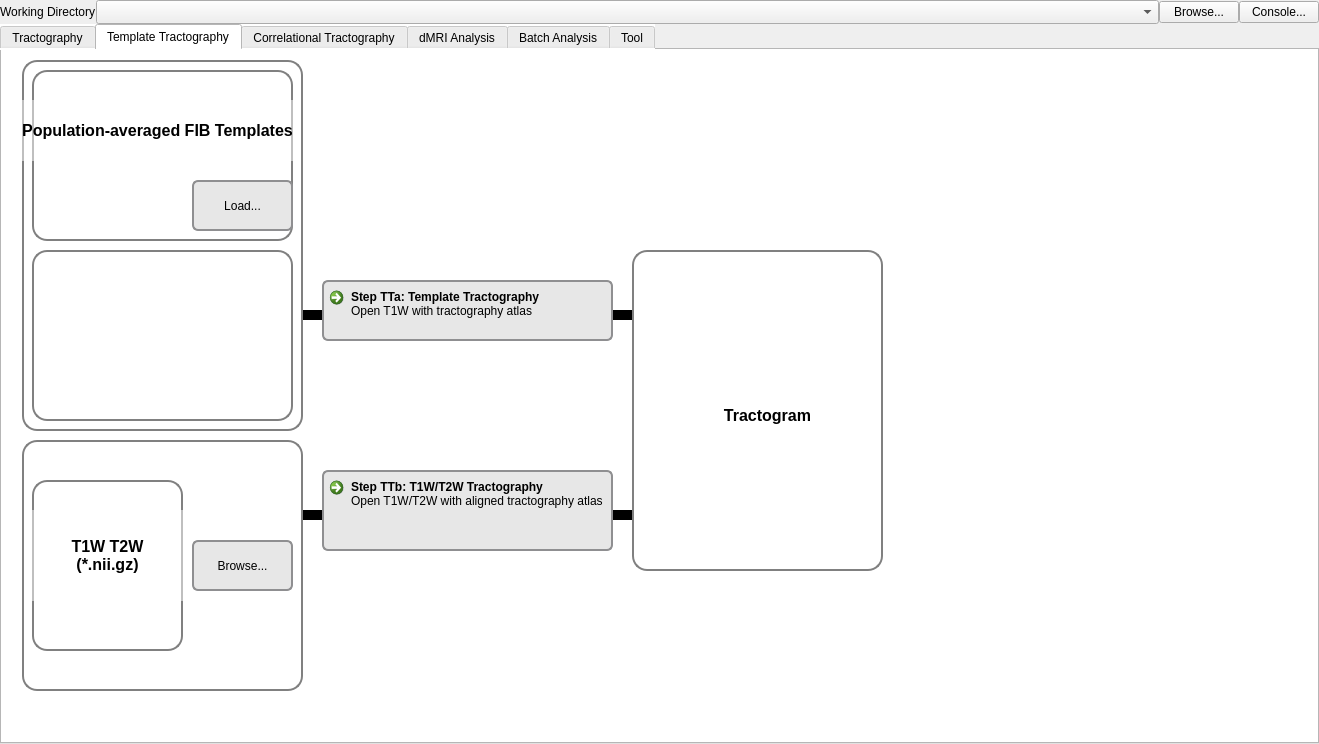
frankyeh/DSI-Studio, file mainwindow.ui: the form before one commit.
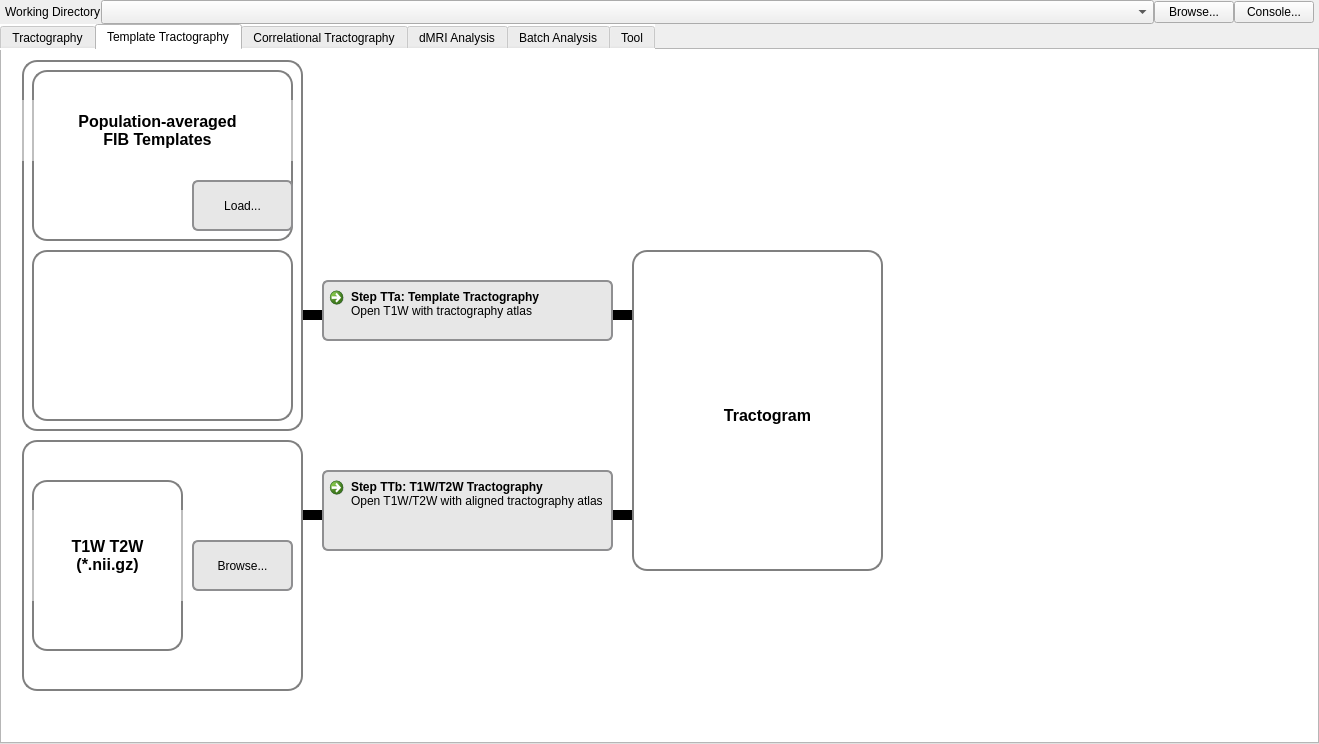
The form after the commit. The open tabs and pages were chosen to show the change. Icons and pictures are not drawn.

```diff
--- a/mainwindow.ui
+++ b/mainwindow.ui
@@ -54,6 +54,12 @@
       <property name="spacing">
        <number>0</number>
       </property>
+      <property name="leftMargin">
+       <number>5</number>
+      </property>
+      <property name="rightMargin">
+       <number>5</number>
+      </property>
       <item>
        <layout class="QHBoxLayout" name="horizontalLayout_6">
         <property name="topMargin">
@@ -736,7 +742,8 @@
          <string notr="true">QLabel { background-color: rgba(255, 255, 255, 127); }</string>
         </property>
         <property name="text">
-         <string>Population-averaged FIB Templates</string>
+         <string>Population-averaged
+FIB Templates</string>
         </property>
         <property name="alignment">
          <set>Qt::AlignCenter</set>
```
Left out of the diff: 2 changed lines with no effect on the pictures.
